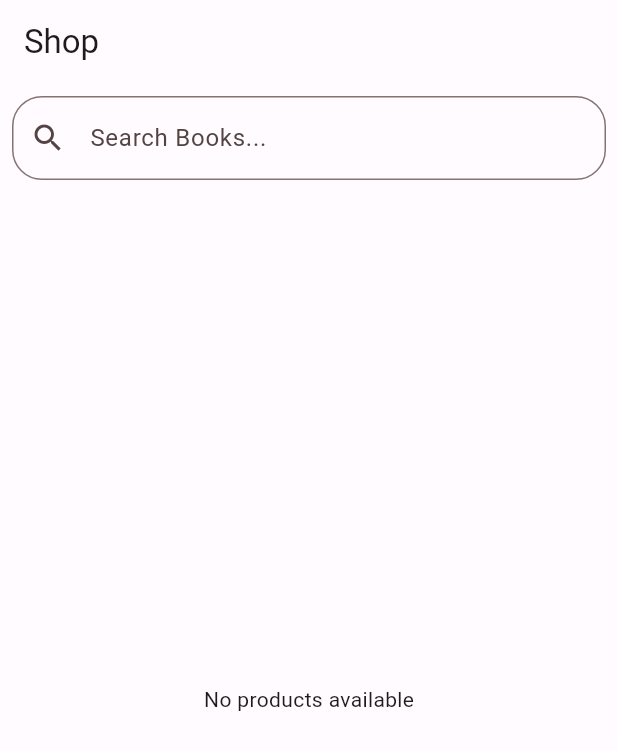
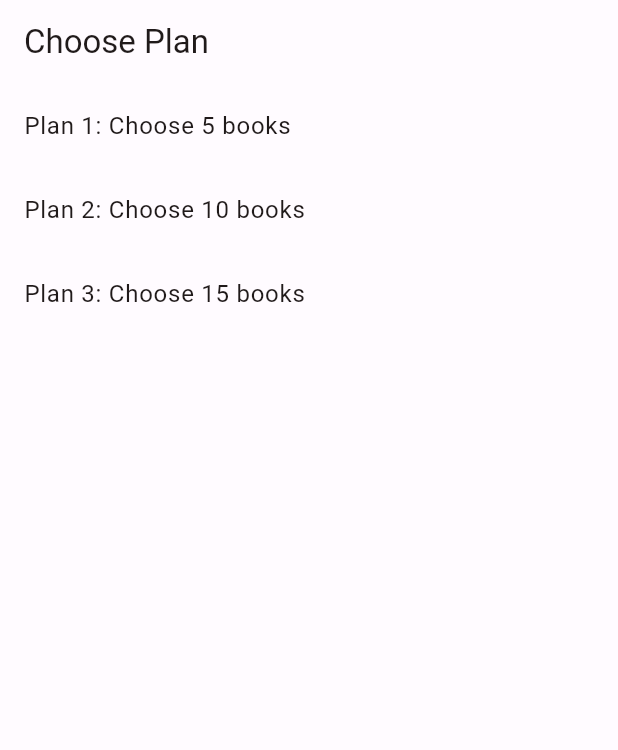
Before and after one commit to Bablo-AD/TinyTot, a Flutter app: the screen it shows once a user with an empty profile is signed in, on a phone screen of 412 x 824 dp. Shown: the top 750 px of the screen. Run offline on Flutter 3.47's test engine with Material 3 defaults, Android fonts, the phone set to English and light mode, and no system bars; our stand-ins replace cloud_firestore, firebase_auth, firebase_core, flutter_signin_button, google_sign_in, shared_preferences; accounts and stored records are empty.

Commit message:
add some functionality

```diff
--- /dev/null
+++ b/lib/chooseplan.dart
@@ -0,0 +1,58 @@
+import 'package:flutter/material.dart';
+import 'package:firebase_auth/firebase_auth.dart';
+import 'package:cloud_firestore/cloud_firestore.dart';
+import 'package:tinytot_app/homepage.dart';
+
+class ChoosePlanPage extends StatefulWidget {
+  @override
+  _ChoosePlanPageState createState() => _ChoosePlanPageState();
+}
+
+class _ChoosePlanPageState extends State<ChoosePlanPage> {
+  final FirebaseAuth _auth = FirebaseAuth.instance;
+  final FirebaseFirestore _firestore = FirebaseFirestore.instance;
+  int _selectedPlan = 0;
+
+  Future<void> _choosePlan(int plan) async {
+    User? user = _auth.currentUser;
+    if (user != null) {
+      await _firestore.collection('users').doc(user.uid).update({
+        'plan': plan,
+      });
+
+      // Navigate to a new page
+      Navigator.push(
+        context,
+        MaterialPageRoute(builder: (context) => HomeScreen()),
+      );
+    }
+  }
+
+  @override
+  Widget build(BuildContext context) {
+    return Scaffold(
+      appBar: AppBar(
+        title: Text('Choose Plan'),
+      ),
+      body: ListView(
+        children: <Widget>[
+          ListTile(
+            title: Text('Plan 1: Choose 5 books'),
+            trailing: _selectedPlan == 1 ? Icon(Icons.check) : null,
+            onTap: () => _choosePlan(1),
+          ),
+          ListTile(
+            title: Text('Plan 2: Choose 10 books'),
+            trailing: _selectedPlan == 2 ? Icon(Icons.check) : null,
+            onTap: () => _choosePlan(2),
+          ),
+          ListTile(
+            title: Text('Plan 3: Choose 15 books'),
+            trailing: _selectedPlan == 3 ? Icon(Icons.check) : null,
+            onTap: () => _choosePlan(3),
+          ),
+        ],
+      ),
+    );
+  }
+}
--- a/lib/main.dart
+++ b/lib/main.dart
@@ -1,11 +1,12 @@
 import 'package:flutter/material.dart';
 import 'package:tinytot_app/homepage.dart';
-import 'age_selectionscreen.dart';
 import 'color_schemes.g.dart';
 import 'package:firebase_core/firebase_core.dart';
 import 'authentication.dart';
 import 'firebase_options.dart';
 import 'package:firebase_auth/firebase_auth.dart';
+import 'package:cloud_firestore/cloud_firestore.dart';
+import 'chooseplan.dart';
 
 void main() async {
   WidgetsFlutterBinding.ensureInitialized();
@@ -34,7 +35,25 @@ class MyApp extends StatelessWidget {
             if (snapshot.data == null) {
               return LoginSignupPage(); // Show login/signup page
             } else {
-              return HomeScreen(); // Show home page
+              // Fetch user data from Firestore
+              final userDoc = FirebaseFirestore.instance
+                  .collection('users')
+                  .doc(snapshot.data!.uid);
+              return StreamBuilder<DocumentSnapshot>(
+                stream: userDoc.snapshots(),
+                builder: (BuildContext context,
+                    AsyncSnapshot<DocumentSnapshot> userSnapshot) {
+                  if (userSnapshot.connectionState == ConnectionState.active) {
+                    if (userSnapshot.data == null ||
+                        userSnapshot.data!['plan'] == "") {
+                      return ChoosePlanPage(); // Show choose plan page
+                    } else {
+                      return HomeScreen(); // Show home page
+                    }
+                  }
+                  return CircularProgressIndicator(); // Show loading spinner while waiting for user data
+                },
+              );
             }
           }
           return CircularProgressIndicator(); // Show loading spinner while waiting for auth state
--- a/pubspec.yaml
+++ b/pubspec.yaml
@@ -36,8 +36,8 @@ dependencies:
   # Use with the CupertinoIcons class for iOS style icons.
   cupertino_icons: ^1.0.2
   firebase_core: ^2.15.1
-  shared_preferences: ^2.2.1
-  cloud_firestore: ^4.9.1
+  shared_preferences: ^2.2.2
+  cloud_firestore: ^4.15.4
   firebase_storage: ^11.2.6
   firebase_auth: ^4.17.4
   google_sign_in: ^6.2.1
```
Also changed, not shown: lib/authentication.dart (+34 -26 lines), lib/homepage.dart (+50 -7 lines), lib/settings.dart (added, +85 -0 lines), lib/signuppage.dart (+18 -4 lines), lib/userdatapage.dart (added, +104 -0 lines).
